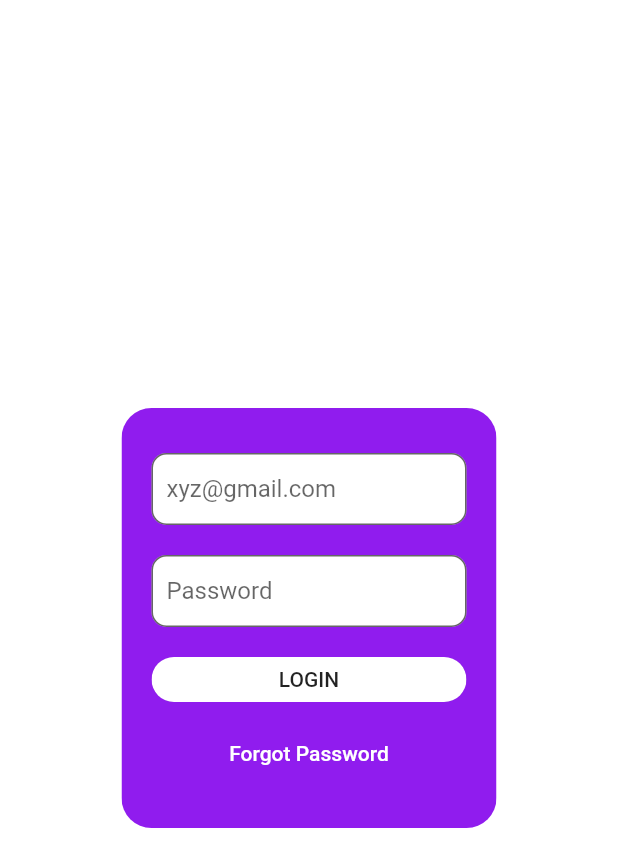
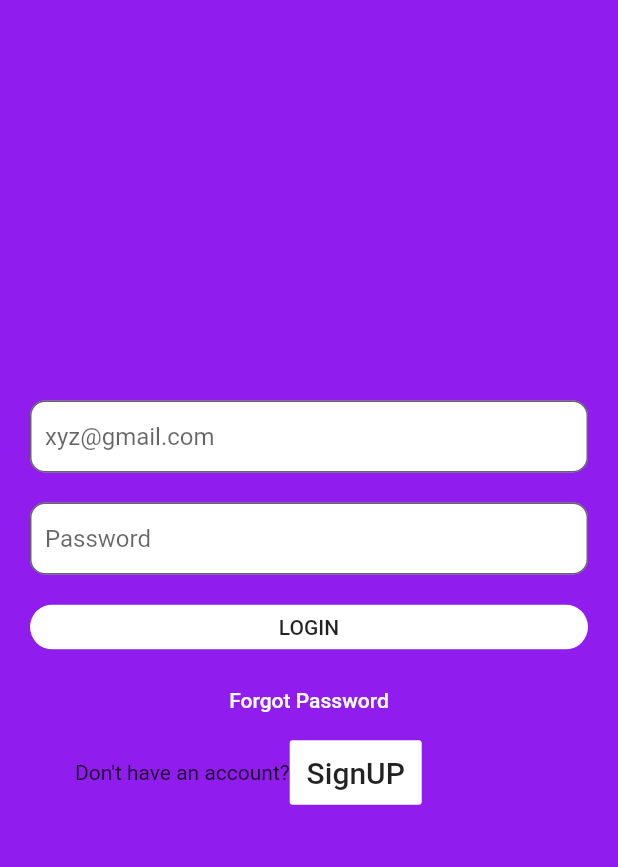
Before and after one commit to PradyumanAgrawal/zomatoClone, a Flutter app: the LoginEmail screen opened directly, on a phone screen of 412 x 824 dp. Shown: the top 867 px of the screen. Run offline on Flutter 3.47's test engine with Material 2 defaults, Android fonts, the phone set to English and light mode, and no system bars.

Commit message:
added forgot password and signup

```diff
--- a/lib/login_email.dart
+++ b/lib/login_email.dart
@@ -71,23 +71,29 @@ class _LoginEmailState extends State<LoginEmail> {
                     //forgot password screen
                   },
 
-                  splashColor: Color.fromARGB(255, 144, 28, 238) ,
+
                   textColor: Colors.white,
                   child: Text('Forgot Password'),
                 );
+      final signUpButton = FlatButton(
+        padding: EdgeInsets.all(10),
+        onPressed: (){},
+        color: Color.fromARGB(255, 255, 255, 255),
+
+        child: Text("SignUP",style: TextStyle(fontSize: 20),));
 
   @override
   Widget build(BuildContext context) {
     return Scaffold(
-      backgroundColor: Colors.white,
+      backgroundColor: Color.fromARGB(255, 144, 28, 238),
           body: Center(
 
         child: ClipRRect(
           borderRadius: BorderRadius.circular(20),
                 child: Container(
                   padding: EdgeInsets.only(left: 20,right: 20),
-                  height: 280,
-                  width: 250,
+                  height: 350,
+                  width: double.infinity,
                   child: Column(
                     children: <Widget>[
                       Padding(padding: EdgeInsets.only(top:10,bottom:10)),
@@ -95,12 +101,24 @@ class _LoginEmailState extends State<LoginEmail> {
                       passwordField,
                       loginButton,
                       forgotPassword,
+                      Center(
+                        child: Row(
+        children: <Widget>[
+          Padding(padding: EdgeInsets.only(right:10,left:20)),
+          Text("Don't have an account?"),
+          signUpButton
+
+        ],
+      ),
+                      )
                     ],
                   ),
             color:Color.fromARGB(255, 144, 28, 238) ,
 
           ),
+
         ),
+
 
       ),
     );
```
